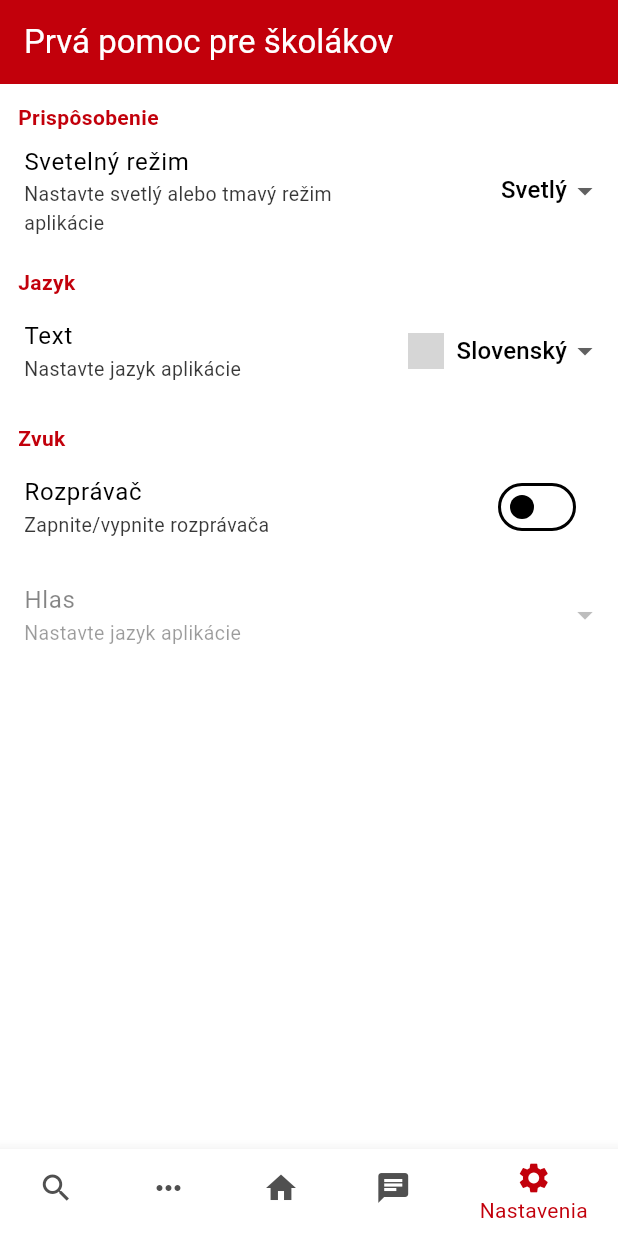
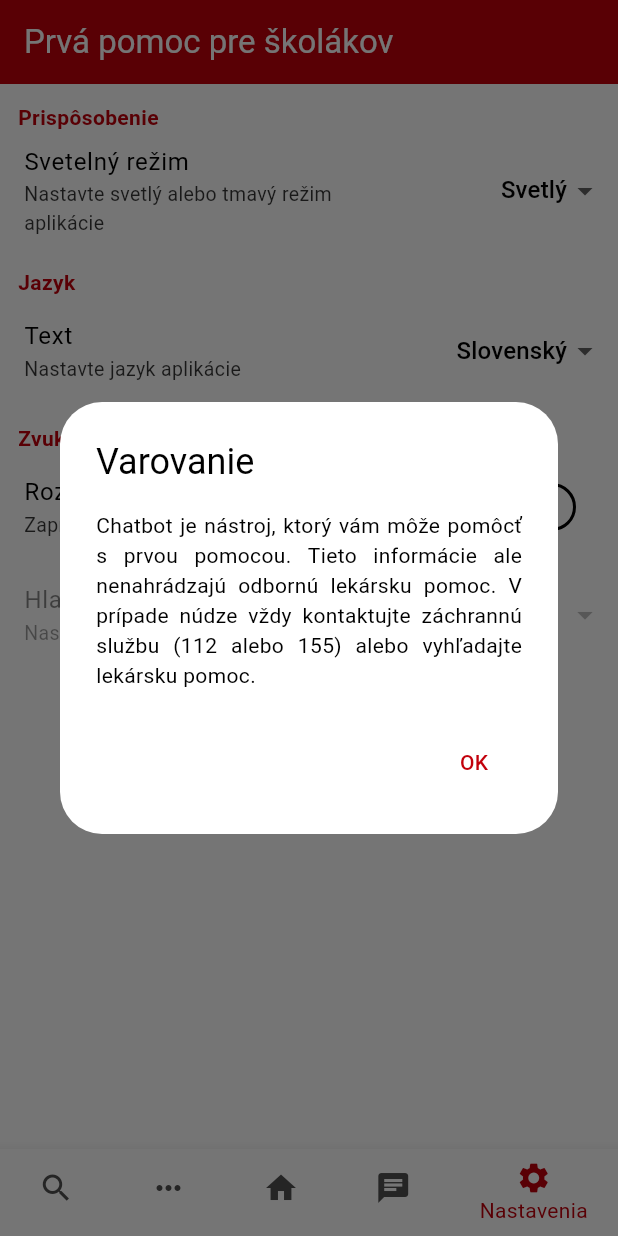
Before and after one commit to silverlion2238/FAA, a Flutter app: the screen it shows after launch, swiped to page 5, on a phone screen of 412 x 824 dp. Run offline on Flutter 3.47's test engine with Material 3 defaults, Android fonts, the light colour scheme and no system bars; our stand-ins replace diacritic, flutter_dotenv, flutter_tts, google_generative_ai; missing offline and left inert: dart:ffi, flutter_ai_toolkit; grey boxes are pictures that could not be loaded.

Commit message:
Added AI warning message

```diff
--- a/lib/data/language_data.dart
+++ b/lib/data/language_data.dart
@@ -12,7 +12,7 @@
     'settings': 'Settings',
     'chatbot': 'Chatbot',
     'home': 'Home',
-    'wrongInput': 'Wrong Input',
+    'wrongInput': 'Wrong input',
     'noResults': 'Cannot evaluate.',
     'unclearResults': 'Cannot evaluate. Maybe you meant this:',
     'sendMessage': 'Message',
@@ -26,6 +26,10 @@
     'chooseLayout' : 'Choose Layout',
     'Arm' : 'Arm',
     'Leg' : 'Leg',
+    'Warn' : 'Warning',
+
+    'AIwarnDesc': 'The chatbot is a tool that can help you with first aid. The information it provides, does not replace professional medical help. In case of emergency, always contact the emergency services (112 or 155) or medical help.',
+
 
     'primaryText': 'Primary Text(question)',
     'description': 'Description',
@@ -212,7 +216,7 @@
     'settings': 'Nastavenia',
     'chatbot': 'Chatbot',
     'home': 'Domov',
-    'wrongInput': 'Nesprávny Vstup',
+    'wrongInput': 'Nesprávny vstup',
     'noResults': 'Neviem vyhodnotiť.',
     'unclearResults': 'Neviem vyhodnotiť. Možno ste mysleli toto:',
     'sendMessage': 'Správa',
@@ -226,7 +230,9 @@
     'chooseLayout' : 'Vyberte si rozloženie',
     'Arm' : 'Ruka',
     'Leg' : 'Noha',
+    'Warn' : 'Varovanie',
 
+    'AIwarnDesc': 'Chatbot je nástroj, ktorý vám môže pomôcť s prvou pomocou. Tieto informácie ale nenahrádzajú odbornú lekársku pomoc. V prípade núdze vždy kontaktujte záchrannú službu (112 alebo 155) alebo vyhľadajte lekársku pomoc.',
 
     'primaryText': 'Primárny Text(otázka)',
     'description': 'Popis',
--- a/lib/models/language_model.dart
+++ b/lib/models/language_model.dart
@@ -3,11 +3,18 @@
 
 class LanguageModel extends ChangeNotifier {
   Locale _locale = Locale('sk');
+  bool _hasShownWarning = false;
 
   Locale get locale => _locale;
+  bool get hasShownWarning => _hasShownWarning;
 
   void changeLanguage(Locale newLocale) {
     _locale = newLocale;
     notifyListeners();
   }
+
+  void setHasShownWarning(bool value) {
+    _hasShownWarning = value;
+    notifyListeners();
+  }
 }
--- a/lib/pages/chatbot.dart
+++ b/lib/pages/chatbot.dart
@@ -36,6 +36,33 @@
   @override
   Widget build(BuildContext context) {
     final locale = Provider.of<LanguageModel>(context, listen: false).locale.languageCode;
+
+    WidgetsBinding.instance.addPostFrameCallback((_) {
+      if (!Provider.of<LanguageModel>(context, listen: false).hasShownWarning) {
+      showDialog(
+        context: context,
+        builder: (BuildContext context) {
+        return AlertDialog(
+          title: Text(translations[locale]?['Warn'] ?? 'Warning'),
+          content: Text(
+          translations[locale]?['AIwarnDesc'] ?? 'Warning',
+          textAlign: TextAlign.justify,
+          ),
+          actions: <Widget>[
+          TextButton(
+            child: Text(translations[locale]?['ok'] ?? 'OK'),
+            onPressed: () {
+            Provider.of<LanguageModel>(context, listen: false).setHasShownWarning(true);
+            Navigator.of(context).pop();
+            },
+          ),
+          ],
+        );
+        },
+      );
+      }
+    });
+
     return MaterialApp(
       debugShowCheckedModeBanner: false,
       home: Scaffold(
@@ -70,6 +97,7 @@
             model: GenerativeModel(
               model: 'gemini-1.5-flash',
               apiKey: dotenv.env['API_KEY'] ?? '',
+              systemInstruction: Content.system('Tvojou úlohou je pomáhať pri vykonávaní prvej pomoci. Podľa toho čo ti uživateľ povie skús zistiť ako pomôcť zranenému. Snaž sa byť čo najstručnejší. Ak si si istý, vytvor krátky prehľadný návod, ktorý by krok za krokom popisoval ako pomôcť zranenému. Keď bude v postupe spomínané volanie záchrannej služby spomeň číslo 112 alebo 155.'),
             ),
             chatGenerationConfig: GenerationConfig(
               temperature: 0,
```
